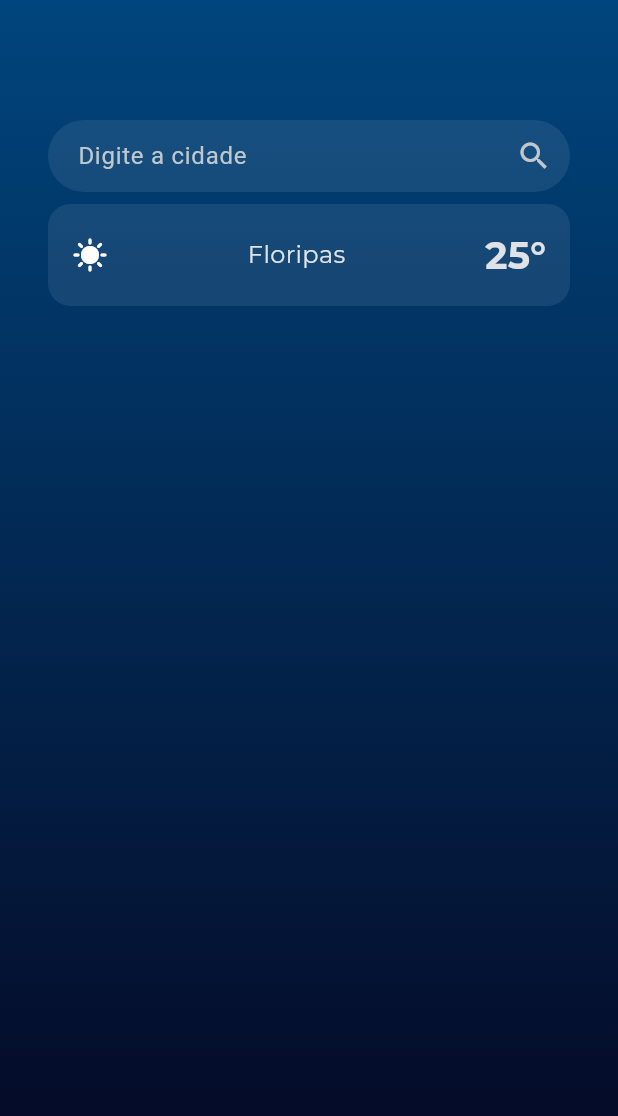
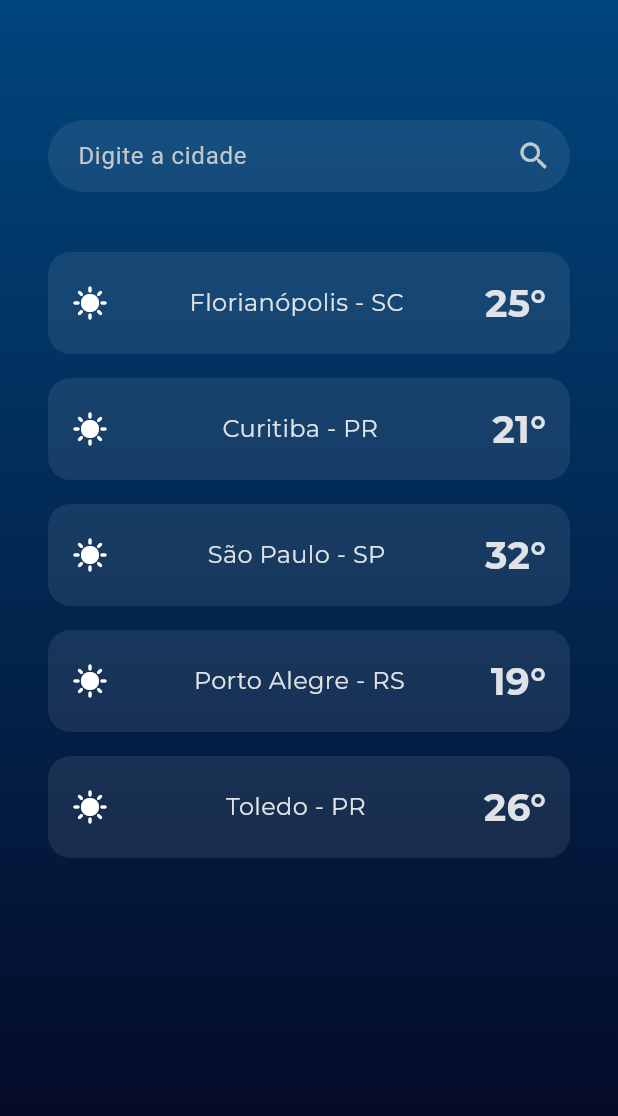
Before and after one commit to ikyrie/climapp, a Flutter app: the Home screen opened directly, on a phone screen of 412 x 824 dp. Shown: the top 1116 px of the screen. Run offline on Flutter 3.47's test engine with Material 3 defaults, Android fonts, the phone set to English and light mode, and no system bars; our stand-ins replace google_fonts.

Commit message:
Preenchendo a Home com cartões fixos

```diff
--- a/lib/ui/screens/home.dart
+++ b/lib/ui/screens/home.dart
@@ -22,7 +22,12 @@ class Home extends StatelessWidget {
         child: Column(
           children: <Widget>[
             CustomSearchField(controller: cityTextController),
-            WeatherCard(cityName: "Floripas", temperature: "25°", onTap: (){},),
+            const SizedBox(height: 32,),
+            WeatherCard(cityName: "Florianópolis - SC", temperature: "25°", onTap: (){},),
+            WeatherCard(cityName: "Curitiba - PR", temperature: "21°", onTap: (){},),
+            WeatherCard(cityName: "São Paulo - SP", temperature: "32°", onTap: (){},),
+            WeatherCard(cityName: "Porto Alegre - RS", temperature: "19°", onTap: (){},),
+            WeatherCard(cityName: "Toledo - PR", temperature: "26°", onTap: (){},),
           ],
         ),
       ),
```
